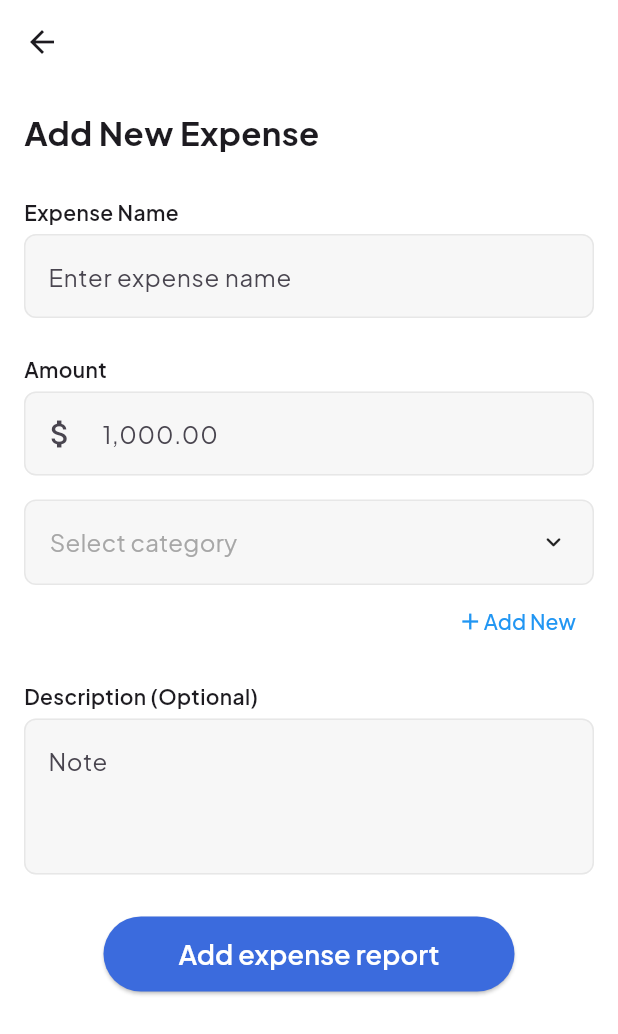
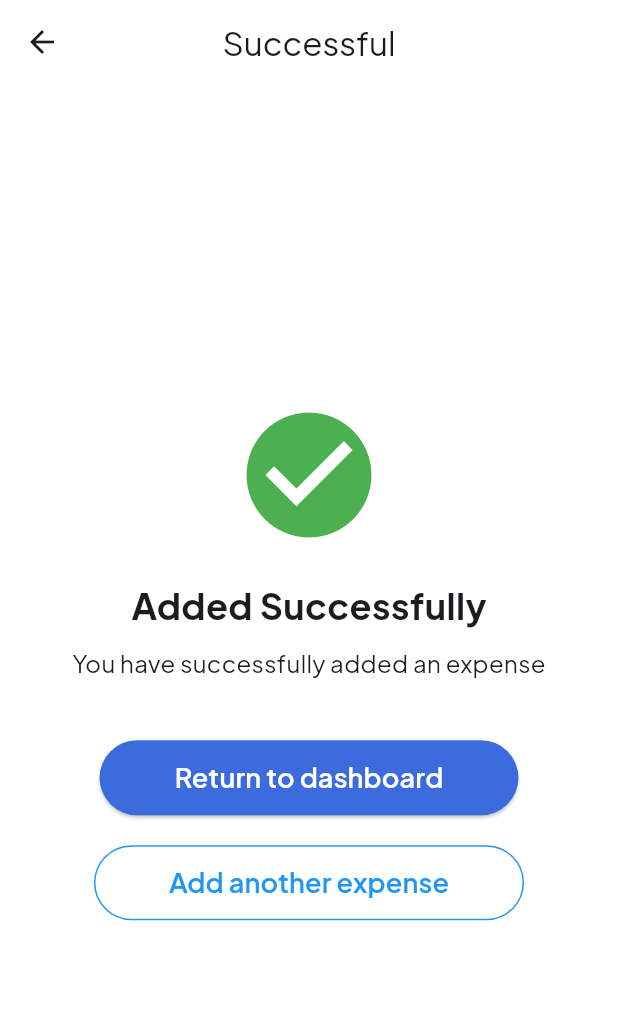
Before and after one commit to Efhemo/expar, a Flutter app: the AddExpenseScreen screen opened by its route, after a tap on "Add expense report", on a phone screen of 412 x 824 dp. Shown: the top 1034 px of the screen. Run offline on Flutter 3.47's test engine with Material 3 defaults, Android fonts, the phone set to English and light mode, and no system bars; our stand-ins replace animated_custom_dropdown, flutter_svg, go_router, google_fonts, iconsax.

Commit message:
success full page created

```diff
--- a/lib/main.dart
+++ b/lib/main.dart
@@ -2,6 +2,7 @@ import 'package:flutter/material.dart';
 import 'package:go_router/go_router.dart';
 import 'package:myapp/screens/dashboard.dart';
 import 'package:myapp/screens/home/add_expense.dart';
+import 'package:myapp/screens/successful_page.dart';
 import 'package:myapp/utils/palette.dart';
 
 void main() {
@@ -23,6 +24,12 @@ final GoRouter _router = GoRouter(
             return const AddExpenseScreen();
           },
         ),
+        GoRoute(
+          path: 'successful',
+          builder: (BuildContext context, GoRouterState state) {
+            return const SuccessfulPage();
+          },
+        ),
       ],
     ),
   ],
--- a/lib/screens/home/add_expense.dart
+++ b/lib/screens/home/add_expense.dart
@@ -3,10 +3,11 @@ import 'dart:developer';
 import 'package:animated_custom_dropdown/custom_dropdown.dart';
 import 'package:flutter/material.dart';
 import 'package:flutter/services.dart';
+import 'package:go_router/go_router.dart';
 import 'package:myapp/utils/currency_input_formatter.dart';
 import 'package:myapp/utils/palette.dart';
+import 'package:myapp/widgets/add_category_text_button.dart';
 import 'package:myapp/widgets/custom_button.dart';
-import 'package:myapp/widgets/custom_text_button.dart';
 import 'package:myapp/widgets/custom_text_input.dart';
 
 class AddExpenseScreen extends StatefulWidget {
@@ -111,7 +112,7 @@ class _AddExpenseScreenState extends State<AddExpenseScreen> {
                 Row(
                   children: [
                     Expanded(child: SizedBox.shrink()),
-                    CustomTextButton(addCategory: _addCategory),
+                    AddCategoryTextButton(addCategory: _addCategory),
                   ],
                 ),
 
@@ -131,6 +132,7 @@ class _AddExpenseScreenState extends State<AddExpenseScreen> {
                     onPressed: () {
                       if (_formKey.currentState!.validate()) {
                         // Process data
+                        context.go('/successful');
                       }
                     },
                   ),
--- /dev/null
+++ b/lib/screens/successful_page.dart
@@ -0,0 +1,47 @@
+import 'package:flutter/material.dart';
+import 'package:go_router/go_router.dart';
+import 'package:myapp/widgets/custom_button.dart';
+import 'package:myapp/widgets/custom_text_button.dart';
+
+class SuccessfulPage extends StatelessWidget {
+  const SuccessfulPage({super.key});
+
+  @override
+  Widget build(BuildContext context) {
+    return Scaffold(
+      appBar: AppBar(title: const Text('Successful')),
+      body: Center(
+        child: Column(
+          mainAxisAlignment: MainAxisAlignment.center,
+          children: [
+            const Icon(Icons.check_circle, color: Colors.green, size: 100),
+            const SizedBox(height: 20),
+            const Text(
+              'Added Successfully',
+              style: TextStyle(fontSize: 24, fontWeight: FontWeight.bold),
+            ),
+            const SizedBox(height: 10),
+            const Text(
+              'You have successfully added an expense',
+              style: TextStyle(fontSize: 16),
+            ),
+            const SizedBox(height: 40),
+            CustomButton(
+              text: 'Return to dashboard',
+              onPressed: () {
+                context.go('/');
+              },
+            ),
+            const SizedBox(height: 20),
+            CustomTextButton(
+              text: 'Add another expense',
+              onPressed: () {
+                context.go('/addExpense');
+              },
+            ),
+          ],
+        ),
+      ),
+    );
+  }
+}
--- a/lib/widgets/custom_text_button.dart
+++ b/lib/widgets/custom_text_button.dart
@@ -1,76 +1,33 @@
 import 'package:flutter/material.dart';
-import 'package:myapp/widgets/custom_button.dart';
 
-import 'custom_text_input.dart';
+class CustomTextButton extends StatelessWidget {
+  final String text;
+  final VoidCallback onPressed;
 
-class CustomTextButton extends StatefulWidget {
-  final Function(String) addCategory;
-  const CustomTextButton({super.key, required this.addCategory});
-
-  @override
-  State<CustomTextButton> createState() => _CustomTextButtonState();
-}
-
-class _CustomTextButtonState extends State<CustomTextButton> {
-  final TextEditingController _newCategoryController = TextEditingController();
-
-  @override
-  void dispose() {
-    _newCategoryController.dispose();
-    super.dispose();
-  }
+  const CustomTextButton({
+    Key? key,
+    required this.text,
+    required this.onPressed,
+  }) : super(key: key);
 
   @override
   Widget build(BuildContext context) {
     return TextButton(
-      onPressed: () {
-        showDialog(
-          context: context,
-          builder: (BuildContext context) {
-            return AlertDialog(
-              backgroundColor: Colors.white,
-              shape: RoundedRectangleBorder(
-                borderRadius: BorderRadius.circular(10.0),
-              ),
-              title: const Text(
-                'Add New Category',
-                style: TextStyle(fontSize: 16, fontWeight: FontWeight.w600),
-              ),
-
-              content: Column(
-                mainAxisSize: MainAxisSize.min,
-                children: [
-                  Column(
-                    children: [
-                      CustomTextInput(
-                        labelText: 'Category',
-                        hintText: 'Enter category name',
-                        controller: _newCategoryController,
-                      ),
-                      SizedBox(height: 40),
-                      CustomButton(
-                        text: 'Save',
-                        onPressed: () {
-                          final newCategory = _newCategoryController.text;
-                          if (newCategory.isNotEmpty) {
-                            widget.addCategory(newCategory);
-                          }
-                          Navigator.pop(context);
-                        },
-                      ),
-                    ],
-                  ),
-                ],
-              ),
-            );
-          },
-        );
-      },
-      child: const Row(
-        children: [
-          Icon(Icons.add, color: Colors.blue),
-          Text('Add New', style: TextStyle(color: Colors.blue)),
-        ],
+      onPressed: onPressed,
+      style: TextButton.styleFrom(
+        padding: EdgeInsets.symmetric(horizontal: 50, vertical: 12),
+        shape: RoundedRectangleBorder(
+          borderRadius: BorderRadius.circular(30),
+          side: BorderSide(color: Colors.blue),
+        ),
+      ),
+      child: Text(
+        text,
+        style: TextStyle(
+          fontSize: 18,
+          fontWeight: FontWeight.w600,
+          color: Colors.blue,
+        ),
       ),
     );
   }
```
Also changed, not shown: lib/widgets/add_category_text_button.dart (added, +77 -0 lines), lib/widgets/category_popup.dart (deleted, +0 -134 lines).
